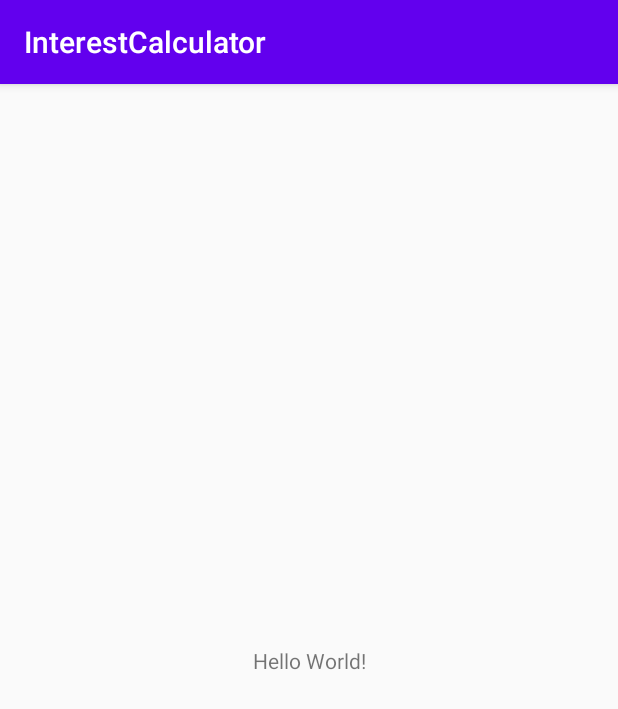
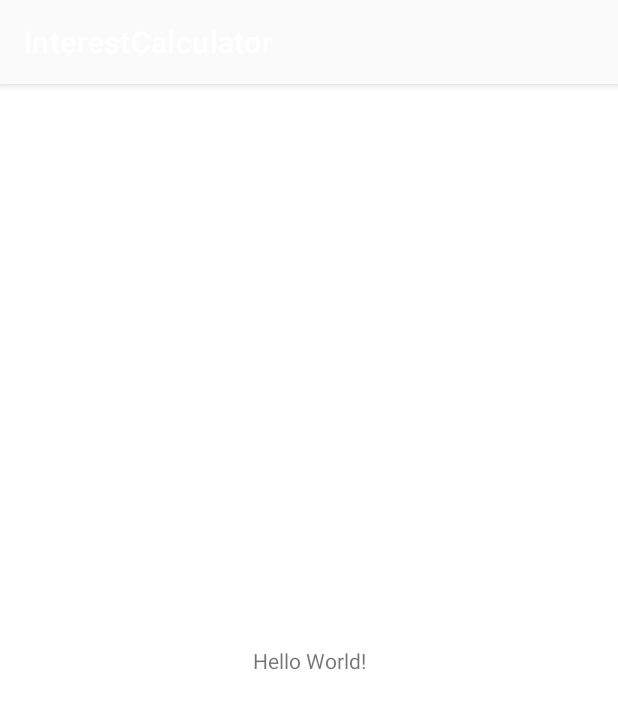
Before and after one commit to onumengine/MobileForceInterestCalculator, an Android app: the screen it shows after launch (MainActivity), on a phone screen of 412 x 824 dp. Shown: the top 709 px of the screen. Run offline under Robolectric (Android 15) with nearby library versions, the phone set to English and light mode, and no system bars.

Commit message:
Implemented a material theme with colorPrimary = #FAFAFA

```diff
--- a/app/src/main/res/values/colors.xml
+++ b/app/src/main/res/values/colors.xml
@@ -1,6 +1,6 @@
 <?xml version="1.0" encoding="utf-8"?>
 <resources>
-    <color name="colorPrimary">#6200EE</color>
-    <color name="colorPrimaryDark">#3700B3</color>
-    <color name="colorAccent">#03DAC5</color>
+    <color name="colorPrimary">#FAFAFA</color>
+    <color name="colorPrimaryDark">#F5F5F5</color>
+    <color name="colorAccent">#1565C0</color>
 </resources>
--- a/app/src/main/res/values/styles.xml
+++ b/app/src/main/res/values/styles.xml
@@ -1,7 +1,7 @@
 <resources>
 
     <!-- Base application theme. -->
-    <style name="AppTheme" parent="Theme.AppCompat.Light.DarkActionBar">
+    <style name="AppTheme" parent="Theme.MaterialComponents.Light.DarkActionBar">
         <!-- Customize your theme here. -->
         <item name="colorPrimary">@color/colorPrimary</item>
         <item name="colorPrimaryDark">@color/colorPrimaryDark</item>
```
